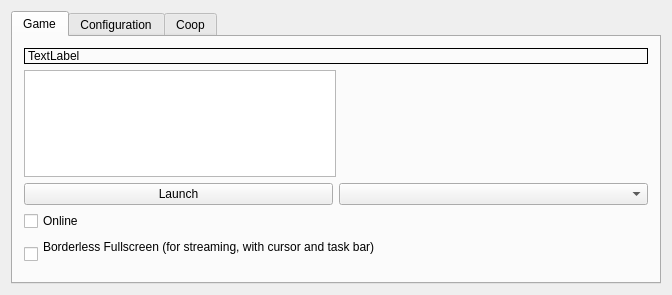
Qt form src/launcher/mainwindow.ui (stohrendorf/CroftEngine) before a commit.
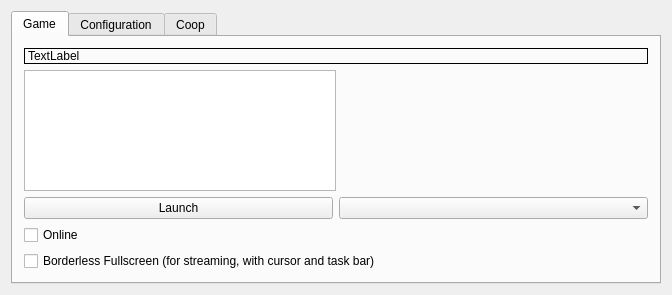
The same form after that commit.

Commit message: remove stray newline in ui and translation

Diff of the .ui file:
```diff
--- a/src/launcher/mainwindow.ui
+++ b/src/launcher/mainwindow.ui
@@ -87,8 +87,7 @@
                                 <item>
                                     <widget class="QCheckBox" name="cbBorderlessFullscreen">
                                         <property name="text">
-                                            <string>Borderless Fullscreen (for streaming, with cursor and task bar)
-                                            </string>
+                                            <string>Borderless Fullscreen (for streaming, with cursor and task bar)</string>
                                         </property>
                                     </widget>
                                 </item>
```
The commit also changes 2 other files.
